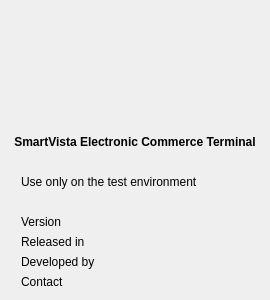
This is common/gui/forms/about.ui in FedorIvanov37/sv-terminal as Qt 5 draws it before an edit. The edited form follows.
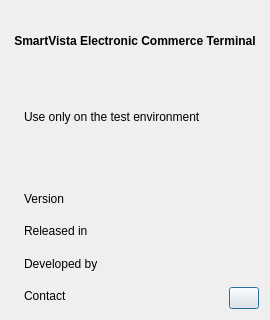
This is the edited form.

Diff of the .ui file:
```diff
--- a/common/gui/forms/about.ui
+++ b/common/gui/forms/about.ui
@@ -7,7 +7,7 @@
     <x>0</x>
     <y>0</y>
     <width>270</width>
-    <height>300</height>
+    <height>320</height>
    </rect>
   </property>
   <property name="sizePolicy">
@@ -19,59 +19,62 @@
   <property name="minimumSize">
    <size>
     <width>270</width>
-    <height>300</height>
+    <height>320</height>
    </size>
   </property>
   <property name="maximumSize">
    <size>
     <width>270</width>
-    <height>300</height>
+    <height>320</height>
    </size>
   </property>
   <property name="windowTitle">
    <string>About</string>
   </property>
-  <layout class="QGridLayout" name="gridLayout">
-   <item row="0" column="0">
+  <layout class="QGridLayout" name="gridLayout_3">
+   <item row="0" column="0" colspan="2">
+    <layout class="QVBoxLayout" name="verticalLayout_3">
+     <item>
+      <layout class="QHBoxLayout" name="horizontalLayout_2">
+       <item>
     <spacer name="horizontalSpacer_2">
      <property name="orientation">
       <enum>Qt::Horizontal</enum>
      </property>
      <property name="sizeHint" stdset="0">
       <size>
-       <width>115</width>
-       <height>20</height>
+           <width>112</width>
+           <height>17</height>
       </size>
      </property>
     </spacer>
    </item>
-   <item row="0" column="1">
+       <item>
     <widget class="QLabel" name="logoLabel">
      <property name="text">
       <string/>
      </property>
     </widget>
    </item>
-   <item row="0" column="2">
+       <item>
     <spacer name="horizontalSpacer_3">
      <property name="orientation">
       <enum>Qt::Horizontal</enum>
      </property>
      <property name="sizeHint" stdset="0">
       <size>
-       <width>114</width>
-       <height>20</height>
+           <width>111</width>
+           <height>17</height>
       </size>
      </property>
     </spacer>
    </item>
-   <item row="1" column="0" colspan="3">
-    <layout class="QVBoxLayout" name="verticalLayout_5">
+      </layout>
+     </item>
      <item>
       <widget class="QLabel" name="label">
        <property name="font">
         <font>
-         <weight>75</weight>
          <bold>true</bold>
         </font>
        </property>
@@ -83,46 +86,28 @@
        </property>
       </widget>
      </item>
-     <item>
-      <layout class="QHBoxLayout" name="horizontalLayout">
-       <item>
-        <spacer name="horizontalSpacer">
-         <property name="orientation">
-          <enum>Qt::Horizontal</enum>
-         </property>
-         <property name="sizeType">
-          <enum>QSizePolicy::Fixed</enum>
-         </property>
-         <property name="sizeHint" stdset="0">
-          <size>
-           <width>10</width>
-           <height>20</height>
-          </size>
-         </property>
-        </spacer>
-       </item>
-       <item>
+    </layout>
+   </item>
+   <item row="1" column="0">
         <layout class="QVBoxLayout" name="verticalLayout_4">
          <item>
-          <layout class="QVBoxLayout" name="verticalLayout_3">
+      <layout class="QHBoxLayout" name="horizontalLayout_3">
            <item>
-            <spacer name="verticalSpacer">
+        <spacer name="horizontalSpacer">
              <property name="orientation">
-              <enum>Qt::Vertical</enum>
+          <enum>Qt::Horizontal</enum>
              </property>
              <property name="sizeType">
               <enum>QSizePolicy::Fixed</enum>
              </property>
              <property name="sizeHint" stdset="0">
               <size>
-               <width>20</width>
+           <width>13</width>
                <height>20</height>
               </size>
              </property>
             </spacer>
            </item>
-           <item>
-            <layout class="QVBoxLayout" name="verticalLayout_2">
              <item>
               <widget class="QLabel" name="label_2">
                <property name="palette">
@@ -167,25 +152,25 @@
                </property>
               </widget>
              </item>
+      </layout>
+     </item>
              <item>
-              <spacer name="verticalSpacer_2">
+      <layout class="QHBoxLayout" name="horizontalLayout">
+       <item>
+        <spacer name="horizontalSpacer_4">
                <property name="orientation">
-                <enum>Qt::Vertical</enum>
+          <enum>Qt::Horizontal</enum>
                </property>
                <property name="sizeType">
                 <enum>QSizePolicy::Fixed</enum>
                </property>
                <property name="sizeHint" stdset="0">
                 <size>
-                 <width>20</width>
+           <width>13</width>
                  <height>20</height>
                 </size>
                </property>
               </spacer>
-             </item>
-            </layout>
-           </item>
-          </layout>
          </item>
          <item>
           <layout class="QVBoxLayout" name="verticalLayout">
@@ -220,6 +205,44 @@
           </layout>
          </item>
         </layout>
+     </item>
+    </layout>
+   </item>
+   <item row="1" column="1">
+    <layout class="QVBoxLayout" name="verticalLayout_2">
+     <property name="spacing">
+      <number>0</number>
+     </property>
+     <property name="sizeConstraint">
+      <enum>QLayout::SetFixedSize</enum>
+     </property>
+     <item>
+      <spacer name="verticalSpacer">
+       <property name="orientation">
+        <enum>Qt::Vertical</enum>
+       </property>
+       <property name="sizeHint" stdset="0">
+        <size>
+         <width>20</width>
+         <height>40</height>
+        </size>
+       </property>
+      </spacer>
+     </item>
+     <item>
+      <layout class="QGridLayout" name="gridLayout_2">
+       <item row="0" column="0">
+        <widget class="QPushButton" name="MusicOnOfButton">
+         <property name="maximumSize">
+          <size>
+           <width>30</width>
+           <height>24</height>
+          </size>
+         </property>
+         <property name="text">
+          <string/>
+         </property>
+        </widget>
        </item>
       </layout>
      </item>
```
Lines whose indentation alone changed are shown as unchanged.
